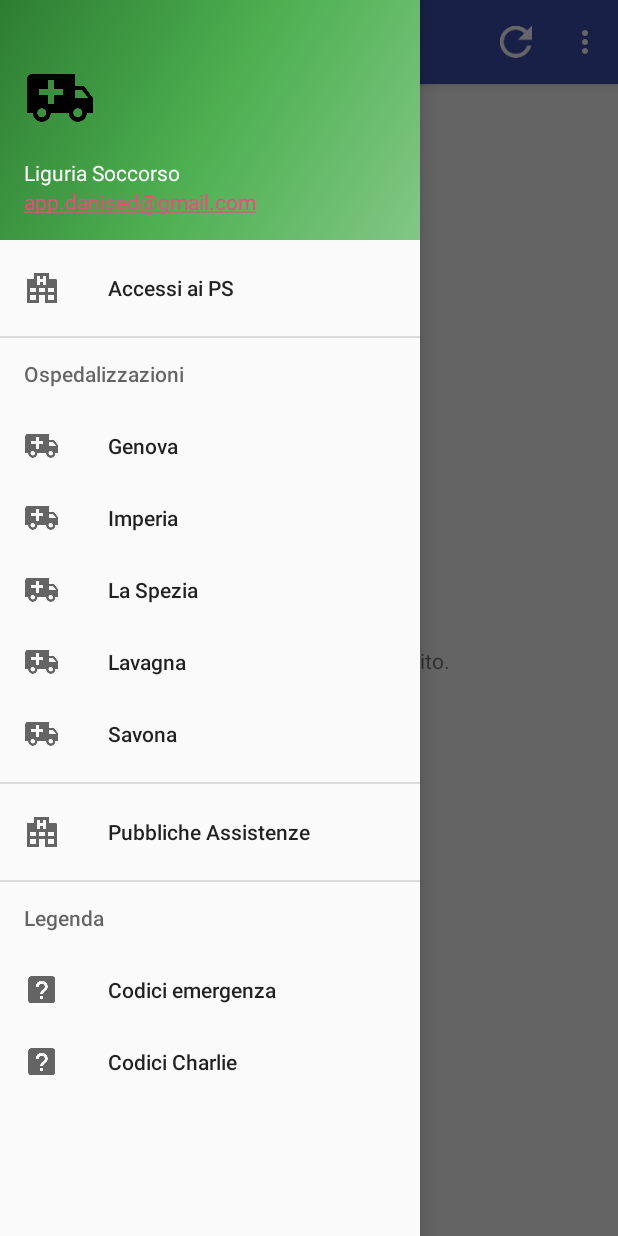
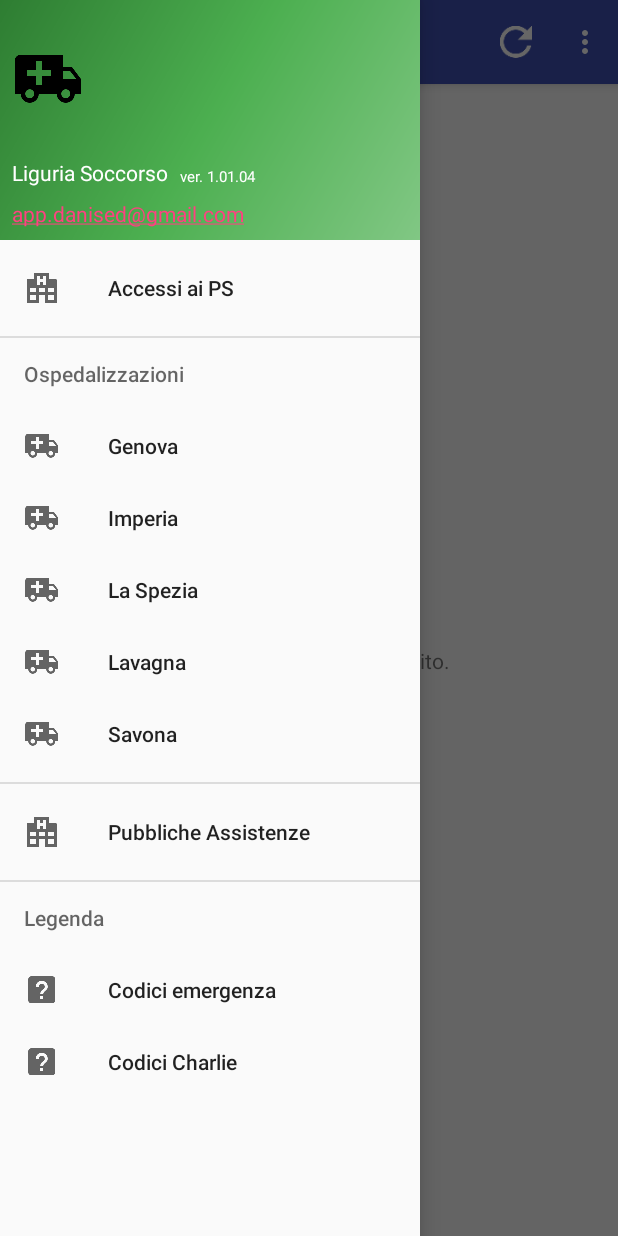
Before and after one commit to sed74/psliguria, an Android app: the screen it shows after launch (MainActivity), with the side drawer open, on a phone screen of 412 x 824 dp. Run offline under Robolectric (Android 15) with nearby library versions, the phone set to English and light mode, and no system bars; our stand-ins replace Firebase (no records; nobody signed in at launch, a user with empty details on screens opened directly).

Commit message:
WIP inzio Firebase

```diff
--- a/app/build.gradle
+++ b/app/build.gradle
@@ -7,8 +7,8 @@ android {
         applicationId "com.dani.sed.liguriasoccorso"
         minSdkVersion 17
         targetSdkVersion 28
-        versionCode 4
-        versionName "1.01.02"
+        versionCode 6
+        versionName "1.01.04"
         vectorDrawables.useSupportLibrary = true
     }
     buildTypes {
@@ -24,6 +24,7 @@ allprojects {
 dependencies {
 
     implementation fileTree(include: ['*.jar'], dir: 'libs')
+    implementation 'com.google.firebase:firebase-firestore:17.1.5'
     androidTestImplementation('com.android.support.test.espresso:espresso-core:2.2.2', {
         exclude group: 'com.android.support', module: 'support-annotations'
     })
@@ -44,7 +45,7 @@ dependencies {
     implementation 'com.google.android.gms:play-services-appinvite:16.0.7'
     implementation 'com.google.firebase:firebase-database:16.0.5'
     implementation 'com.google.firebase:firebase-core:16.0.6'
-    implementation 'com.google.firebase:firebase-perf:16.2.2'
+    implementation 'com.google.firebase:firebase-perf:16.2.3'
     implementation 'com.google.firebase:firebase-crash:16.2.1'
     testImplementation 'junit:junit:4.12'
 }
--- a/app/src/main/java/com/dani/sed/liguriasoccorso/MainActivity.java
+++ b/app/src/main/java/com/dani/sed/liguriasoccorso/MainActivity.java
@@ -12,6 +12,7 @@ import android.net.ConnectivityManager;
 import android.net.NetworkInfo;
 import android.net.Uri;
 import android.os.Bundle;
+import android.support.annotation.NonNull;
 import android.support.design.widget.FloatingActionButton;
 import android.support.design.widget.NavigationView;
 import android.support.v4.view.GravityCompat;
@@ -21,6 +22,7 @@ import android.support.v7.app.ActionBarDrawerToggle;
 import android.support.v7.app.AlertDialog;
 import android.support.v7.app.AppCompatActivity;
 import android.support.v7.widget.Toolbar;
+import android.util.Log;
 import android.view.Menu;
 import android.view.MenuItem;
 import android.view.View;
@@ -29,10 +31,16 @@ import android.widget.ListView;
 import android.widget.TextView;
 import android.widget.Toast;
 
+import com.google.android.gms.tasks.OnCompleteListener;
+import com.google.android.gms.tasks.Task;
+import com.google.firebase.FirebaseApp;
 import com.google.firebase.analytics.FirebaseAnalytics;
 import com.dani.sed.liguriasoccorso.FragmentMission.MissionFragment;
 import com.dani.sed.liguriasoccorso.FragmentMission.dummy.DummyContent;
 import com.dani.sed.liguriasoccorso.Mission.MissionActivity;
+import com.google.firebase.firestore.FirebaseFirestore;
+import com.google.firebase.firestore.QueryDocumentSnapshot;
+import com.google.firebase.firestore.QuerySnapshot;
 
 public class MainActivity extends AppCompatActivity
         implements NavigationView.OnNavigationItemSelectedListener, LoaderCallbacks<HospitalListCustom>,
@@ -54,9 +62,6 @@ public class MainActivity extends AppCompatActivity
     private static final int HOSPITAL_LOADER_ID = 1;
     private static final String TAG = MainActivity.class.getClass().getName();
     SwipeRefreshLayout mSwipeRefreshLayout;
-    /**
-     * Adapter for the list of earthquakes
-     */
 
     private FirebaseAnalytics mFirebaseAnalytics;
 
@@ -65,6 +70,8 @@ public class MainActivity extends AppCompatActivity
     @Override
     protected void onCreate(Bundle savedInstanceState) {
         super.onCreate(savedInstanceState);
+        FirebaseApp.initializeApp(this);
+
         setContentView(R.layout.activity_main);
         Toolbar toolbar = (Toolbar) findViewById(R.id.toolbar);
         setSupportActionBar(toolbar);
@@ -111,6 +118,22 @@ public class MainActivity extends AppCompatActivity
 //        };
 //
 //        handler.postDelayed(r, 10);
+
+        FirebaseFirestore db = FirebaseFirestore.getInstance();
+        db.collection("postazioni")
+                .get()
+                .addOnCompleteListener(new OnCompleteListener<QuerySnapshot>() {
+                    @Override
+                    public void onComplete(@NonNull Task<QuerySnapshot> task) {
+                        if (task.isSuccessful()) {
+                            for (QueryDocumentSnapshot document : task.getResult()) {
+                                Log.d(TAG, document.getId() + " => " + document.getData());
+                            }
+                        } else {
+                            Log.w(TAG, "Error getting documents.", task.getException());
+                        }
+                    }
+                });
 
         // Obtain the FirebaseAnalytics instance.
         mFirebaseAnalytics = FirebaseAnalytics.getInstance(this);
@@ -207,7 +230,18 @@ public class MainActivity extends AppCompatActivity
             }
         });
 
+        setVersionNo(navigationView);
         showWhatsNew();
+    }
+
+    /**
+     * Writes the app version No on the App Drawer
+     * @param navigationView
+     */
+    private void setVersionNo(NavigationView navigationView) {
+        View header = navigationView.getHeaderView(0);
+        TextView mNameTextView = (TextView) header.findViewById(R.id.version_no);
+        mNameTextView.setText("ver. " + BuildConfig.VERSION_NAME);
     }
 
     private void showWhatsNew() {
--- a/app/src/main/res/layout/nav_header_main.xml
+++ b/app/src/main/res/layout/nav_header_main.xml
@@ -1,36 +1,61 @@
 <?xml version="1.0" encoding="utf-8"?>
-<LinearLayout xmlns:android="http://schemas.android.com/apk/res/android"
+<android.support.constraint.ConstraintLayout xmlns:android="http://schemas.android.com/apk/res/android"
     xmlns:app="http://schemas.android.com/apk/res-auto"
+    xmlns:tools="http://schemas.android.com/tools"
+    android:id="@+id/linearLayout"
     android:layout_width="match_parent"
     android:layout_height="@dimen/nav_header_height"
     android:background="@drawable/side_nav_bar"
     android:gravity="bottom"
-    android:orientation="vertical"
-    android:paddingBottom="@dimen/activity_vertical_margin"
-    android:paddingLeft="@dimen/activity_horizontal_margin"
-    android:paddingRight="@dimen/activity_horizontal_margin"
-    android:paddingTop="@dimen/activity_vertical_margin"
     android:theme="@style/ThemeOverlay.AppCompat.Dark">
 
     <ImageView
         android:id="@+id/imageView"
         android:layout_width="wrap_content"
         android:layout_height="wrap_content"
+        android:layout_marginStart="8dp"
         android:paddingTop="@dimen/nav_header_vertical_spacing"
+        app:layout_constraintBottom_toTopOf="@+id/textView27"
+        app:layout_constraintStart_toStartOf="parent"
+        app:layout_constraintTop_toTopOf="parent"
         app:srcCompat="@drawable/ic_ambulance_black_48dp" />
 
     <TextView
-        android:layout_width="match_parent"
+        android:id="@+id/textView27"
+        android:layout_width="wrap_content"
         android:layout_height="wrap_content"
+        android:layout_marginStart="8dp"
+        android:layout_marginBottom="8dp"
         android:paddingTop="@dimen/nav_header_vertical_spacing"
         android:text="@string/app_name"
-        android:textAppearance="@style/TextAppearance.AppCompat.Body1" />
+        android:textAppearance="@style/TextAppearance.AppCompat.Body1"
+        app:layout_constraintBottom_toTopOf="@+id/textView"
+        app:layout_constraintStart_toStartOf="parent" />
 
     <TextView
         android:id="@+id/textView"
         android:layout_width="wrap_content"
         android:layout_height="wrap_content"
+        android:layout_marginStart="8dp"
+        android:layout_marginBottom="8dp"
+        android:autoLink="email"
         android:text="@string/email_address"
-        android:autoLink="email"/>
+        app:layout_constraintBottom_toBottomOf="parent"
+        app:layout_constraintStart_toStartOf="parent" />
 
-</LinearLayout>
+    <TextView
+        android:id="@+id/version_no"
+        android:layout_width="0dp"
+        android:layout_height="wrap_content"
+        android:layout_marginStart="8dp"
+        android:layout_marginEnd="8dp"
+        android:layout_marginBottom="8dp"
+        android:text="version_no"
+        android:textAppearance="@style/TextAppearance.AppCompat.Body1"
+        android:textSize="10sp"
+        app:layout_constraintBottom_toTopOf="@+id/textView"
+        app:layout_constraintEnd_toEndOf="parent"
+        app:layout_constraintStart_toEndOf="@+id/textView27"
+        tools:text="version_no" />
+
+</android.support.constraint.ConstraintLayout>
--- a/app/src/main/res/values/strings.xml
+++ b/app/src/main/res/values/strings.xml
@@ -215,12 +215,10 @@
     <string name="di_cui">di cui (media)</string>
     <string name="missions_stats">Totale ospedalizzazioni (media giornaliera)</string>
     <string name="whats_new_title">Novità</string>
-    <string name="whats_new">PUBBLICHE ASSISTENZE\n
-        "* Aggiunta la possibilità di ordinare per numero di interventi per ogni codice.\n"
-        "* Cliccando su una Pubblica Assistenza si apre il dettaglio di tutti i suoi mezzi che hanno"
-        " lavorato con i numeri di ospedalizzazioni suddivise per codice di urgenza.\n\n"
-        "AMBULANZE\n"
-        "* Aggiunti i dettagli per ogni mezzo che abbia fatto almeno un'urgenza."
+    <string name="whats_new">NUOVA VITA\n
+        "* L'app è tornata con nuovo nome ma stesse funzionalità.\n"
+        "* Supporto per Android 9.\n"
+        "* Modificate alcune etichette per la versione Tablet."
         </string>
     <string name="dont_show">Non mostrare più</string>
     <string name="close">Chiudi</string>
--- a/build.gradle
+++ b/build.gradle
@@ -7,13 +7,13 @@ buildscript {
         google()
     }
     dependencies {
-        classpath 'com.android.tools.build:gradle:3.2.1'
+        classpath 'com.android.tools.build:gradle:3.3.0'
         classpath ('com.google.firebase:firebase-plugins:1.1.0') {
             exclude group: 'com.google.guava', module: 'guava-jdk5'
         }
         // NOTE: Do not place your application dependencies here; they belong
         // in the individual module build.gradle files
-        classpath 'com.google.gms:google-services:4.0.1'
+        classpath 'com.google.gms:google-services:4.1.0'
     }
 }
 
--- a/gradle.properties
+++ b/gradle.properties
@@ -1,17 +1,31 @@
-# Project-wide Gradle settings.
-
 # IDE (e.g. Android Studio) users:
-# Gradle settings configured through the IDE *will override*
-# any settings specified in this file.
+# Settings specified in this file will override any Gradle settings
+# configured through the IDE.
 
 # For more details on how to configure your build environment visit
 # http://www.gradle.org/docs/current/userguide/build_environment.html
 
+# The Gradle daemon aims to improve the startup and execution time of Gradle.
+# When set to true the Gradle daemon is to run the build.
+# TODO: disable daemon on CI, since builds should be clean and reliable on servers
+org.gradle.daemon=true
+
 # Specifies the JVM arguments used for the daemon process.
 # The setting is particularly useful for tweaking memory settings.
-org.gradle.jvmargs=-Xmx1536m
+# https://medium.com/google-developers/faster-android-studio-builds-with-dex-in-process-5988ed8aa37e#.krd1mm27v
+org.gradle.jvmargs=-Xmx5120m -XX:MaxPermSize=512m -XX:+HeapDumpOnOutOfMemoryError -Dfile.encoding=UTF-8
 
 # When configured, Gradle will run in incubating parallel mode.
 # This option should only be used with decoupled projects. More details, visit
 # http://www.gradle.org/docs/current/userguide/multi_project_builds.html#sec:decoupled_projects
-# org.gradle.parallel=true
+org.gradle.parallel=true
+
+# Enables new incubating mode that makes Gradle selective when configuring projects.
+# Only relevant projects are configured which results in faster builds for large multi-projects.
+# http://www.gradle.org/docs/current/userguide/multi_project_builds.html#sec:configuration_on_demand
+org.gradle.configureondemand=true
+
+# Set to true or false to enable or disable the build cache.
+# If this parameter is not set, the build cache is disabled by default.
+# http://tools.android.com/tech-docs/build-cache
+android.enableBuildCache=true
```
Also changed, not shown: gradle/wrapper/gradle-wrapper.properties, 4 other files.
